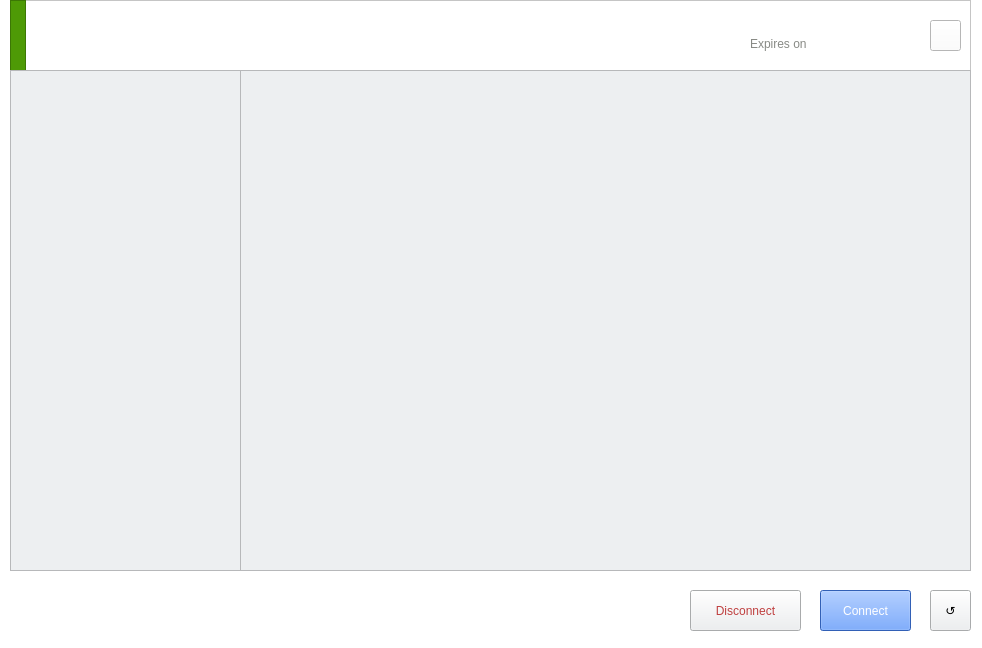
Before: the Qt Designer form ui/nordVpnGui.ui in JimR21/nordvpn-gui, drawn with Qt 5.
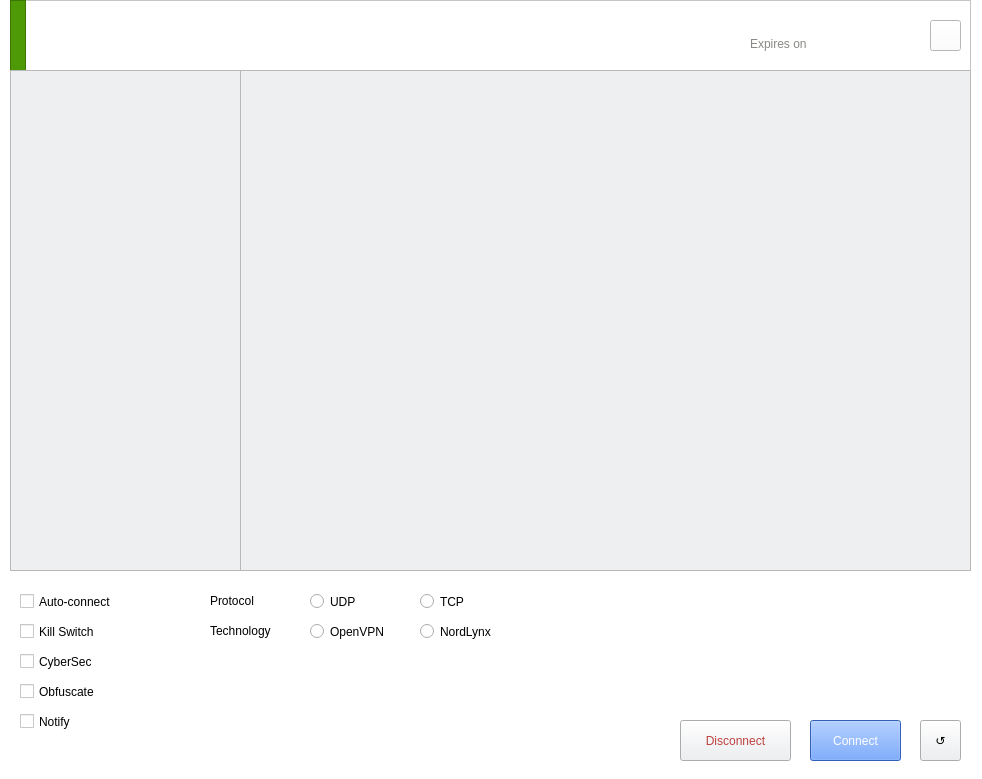
After: the same form once the commit is applied. Icons and pictures are not drawn.

Commit message: Settings populate and UI view

Patch:
```diff
--- a/ui/nordVpnGui.ui
+++ b/ui/nordVpnGui.ui
@@ -7,7 +7,7 @@
              <x>0</x>
              <y>0</y>
              <width>982</width>
-             <height>648</height>
+             <height>779</height>
          </rect>
      </property>
      <property name="minimumSize">
@@ -16,12 +16,6 @@
              <height>648</height>
          </size>
      </property>
-     <property name="maximumSize">
-         <size>
-             <width>982</width>
-             <height>648</height>
-         </size>
-     </property>
      <property name="windowTitle">
          <string>MainWindow</string>
      </property>
@@ -38,12 +32,6 @@
                  <height>648</height>
              </size>
          </property>
-         <property name="maximumSize">
-             <size>
-                 <width>982</width>
-                 <height>648</height>
-             </size>
-         </property>
          <widget class="QListWidget" name="countries_list">
              <property name="geometry">
                  <rect>
@@ -77,8 +65,8 @@
    <widget class="QToolButton" name="refresh_button">
     <property name="geometry">
      <rect>
-      <x>930</x>
-      <y>590</y>
+            <x>920</x>
+            <y>720</y>
       <width>41</width>
       <height>41</height>
      </rect>
@@ -98,8 +86,8 @@
    <widget class="QPushButton" name="connect_button">
     <property name="geometry">
      <rect>
-      <x>820</x>
-      <y>590</y>
+            <x>810</x>
+            <y>720</y>
       <width>91</width>
       <height>41</height>
      </rect>
@@ -281,8 +269,8 @@
    <widget class="QPushButton" name="disconnect_button">
     <property name="geometry">
      <rect>
-      <x>690</x>
-      <y>590</y>
+            <x>680</x>
+            <y>720</y>
       <width>111</width>
       <height>41</height>
      </rect>
@@ -300,6 +288,240 @@
      <string>Disconnect</string>
     </property>
    </widget>
+         <widget class="QCheckBox" name="checkBox_auto_connect">
+             <property name="geometry">
+                 <rect>
+                     <x>20</x>
+                     <y>590</y>
+                     <width>151</width>
+                     <height>23</height>
+                 </rect>
+             </property>
+             <property name="toolTip">
+                 <string>Enables or disables auto-connect. When enabled, this feature will automatically try to connect
+                     to VPN on operating system startup.
+                 </string>
+             </property>
+             <property name="styleSheet">
+                 <string notr="true">font: 13pt &quot;Ubuntu&quot;;</string>
+             </property>
+             <property name="text">
+                 <string>Auto-connect</string>
+             </property>
+             <property name="tristate">
+                 <bool>false</bool>
+             </property>
+         </widget>
+         <widget class="QCheckBox" name="checkBox_kill_switch">
+             <property name="geometry">
+                 <rect>
+                     <x>20</x>
+                     <y>620</y>
+                     <width>151</width>
+                     <height>23</height>
+                 </rect>
+             </property>
+             <property name="toolTip">
+                 <string>Enables or disables Kill Switch. This security feature blocks your device from accessing the
+                     Internet outside the secure VPN tunnel, in case connection with a VPN server is lost.
+                 </string>
+             </property>
+             <property name="styleSheet">
+                 <string notr="true">font: 13pt &quot;Ubuntu&quot;;</string>
+             </property>
+             <property name="text">
+                 <string>Kill Switch</string>
+             </property>
+             <property name="tristate">
+                 <bool>false</bool>
+             </property>
+         </widget>
+         <widget class="QCheckBox" name="checkBox_cybersec">
+             <property name="geometry">
+                 <rect>
+                     <x>20</x>
+                     <y>650</y>
+                     <width>151</width>
+                     <height>23</height>
+                 </rect>
+             </property>
+             <property name="toolTip">
+                 <string>Enables or disables CyberSec. When enabled, the CyberSec feature will automatically block
+                     suspicious websites so that no malware or other cyber threats can infect your device. Additionally,
+                     no flashy ads will come into your sight. More information on how it works:
+                     https://nordvpn.com/features/cybersec/.
+                 </string>
+             </property>
+             <property name="styleSheet">
+                 <string notr="true">font: 13pt &quot;Ubuntu&quot;;</string>
+             </property>
+             <property name="text">
+                 <string>CyberSec</string>
+             </property>
+             <property name="tristate">
+                 <bool>false</bool>
+             </property>
+         </widget>
+         <widget class="QCheckBox" name="checkBox_obfuscate">
+             <property name="geometry">
+                 <rect>
+                     <x>20</x>
+                     <y>680</y>
+                     <width>151</width>
+                     <height>23</height>
+                 </rect>
+             </property>
+             <property name="toolTip">
+                 <string>Enables or disables obfuscation. When enabled, this feature allows to bypass network traffic
+                     sensors which aim to detect usage of the protocol and log, throttle or block it.
+                 </string>
+             </property>
+             <property name="styleSheet">
+                 <string notr="true">font: 13pt &quot;Ubuntu&quot;;</string>
+             </property>
+             <property name="text">
+                 <string>Obfuscate</string>
+             </property>
+             <property name="tristate">
+                 <bool>false</bool>
+             </property>
+         </widget>
+         <widget class="QCheckBox" name="checkBox_notify">
+             <property name="geometry">
+                 <rect>
+                     <x>20</x>
+                     <y>710</y>
+                     <width>151</width>
+                     <height>23</height>
+                 </rect>
+             </property>
+             <property name="toolTip">
+                 <string>Enables or disables notifications</string>
+             </property>
+             <property name="styleSheet">
+                 <string notr="true">font: 13pt &quot;Ubuntu&quot;;</string>
+             </property>
+             <property name="text">
+                 <string>Notify</string>
+             </property>
+             <property name="tristate">
+                 <bool>false</bool>
+             </property>
+         </widget>
+         <widget class="QRadioButton" name="radioButton_udp">
+             <property name="geometry">
+                 <rect>
+                     <x>310</x>
+                     <y>590</y>
+                     <width>61</width>
+                     <height>23</height>
+                 </rect>
+             </property>
+             <property name="styleSheet">
+                 <string notr="true">font: 13pt &quot;Ubuntu&quot;;</string>
+             </property>
+             <property name="text">
+                 <string>UDP</string>
+             </property>
+             <property name="autoExclusive">
+                 <bool>false</bool>
+             </property>
+         </widget>
+         <widget class="QLabel" name="label_3">
+             <property name="geometry">
+                 <rect>
+                     <x>210</x>
+                     <y>590</y>
+                     <width>81</width>
+                     <height>21</height>
+                 </rect>
+             </property>
+             <property name="styleSheet">
+                 <string notr="true">font: 13pt &quot;Ubuntu&quot;;</string>
+             </property>
+             <property name="text">
+                 <string>Protocol</string>
+             </property>
+             <property name="buddy">
+                 <cstring>radioButton_udp</cstring>
+             </property>
+         </widget>
+         <widget class="QRadioButton" name="radioButton_tcp">
+             <property name="geometry">
+                 <rect>
+                     <x>420</x>
+                     <y>590</y>
+                     <width>61</width>
+                     <height>23</height>
+                 </rect>
+             </property>
+             <property name="styleSheet">
+                 <string notr="true">font: 13pt &quot;Ubuntu&quot;;</string>
+             </property>
+             <property name="text">
+                 <string>TCP</string>
+             </property>
+             <property name="autoExclusive">
+                 <bool>false</bool>
+             </property>
+         </widget>
+         <widget class="QRadioButton" name="radioButton_open_vpn">
+             <property name="geometry">
+                 <rect>
+                     <x>310</x>
+                     <y>620</y>
+                     <width>101</width>
+                     <height>23</height>
+                 </rect>
+             </property>
+             <property name="styleSheet">
+                 <string notr="true">font: 13pt &quot;Ubuntu&quot;;</string>
+             </property>
+             <property name="text">
+                 <string>OpenVPN</string>
+             </property>
+             <property name="autoExclusive">
+                 <bool>false</bool>
+             </property>
+         </widget>
+         <widget class="QLabel" name="label_4">
+             <property name="geometry">
+                 <rect>
+                     <x>210</x>
+                     <y>620</y>
+                     <width>91</width>
+                     <height>21</height>
+                 </rect>
+             </property>
+             <property name="styleSheet">
+                 <string notr="true">font: 13pt &quot;Ubuntu&quot;;</string>
+             </property>
+             <property name="text">
+                 <string>Technology</string>
+             </property>
+             <property name="buddy">
+                 <cstring>radioButton_open_vpn</cstring>
+             </property>
+         </widget>
+         <widget class="QRadioButton" name="radioButton_nord_lynx">
+             <property name="geometry">
+                 <rect>
+                     <x>420</x>
+                     <y>620</y>
+                     <width>101</width>
+                     <height>23</height>
+                 </rect>
+             </property>
+             <property name="styleSheet">
+                 <string notr="true">font: 13pt &quot;Ubuntu&quot;;</string>
+             </property>
+             <property name="text">
+                 <string>NordLynx</string>
+             </property>
+             <property name="autoExclusive">
+                 <bool>false</bool>
+             </property>
+         </widget>
    <zorder>frame</zorder>
    <zorder>countries_list</zorder>
    <zorder>server_list</zorder>
```
Left out of the diff: 17 changed lines with no effect on the pictures. Lines whose indentation alone changed are shown as unchanged. The commit also changes 3 other files.
